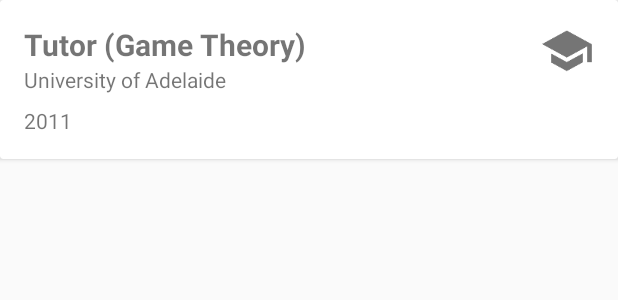
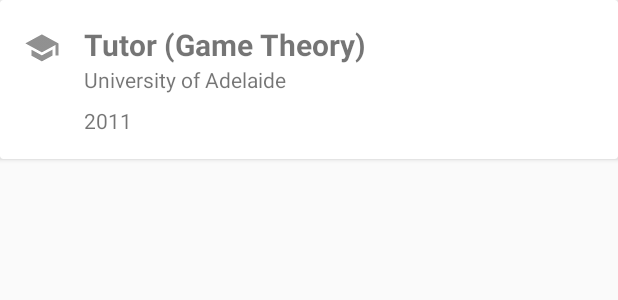
Before and after one commit to denley/DenleyBihari, an Android app: the layout card_experience.xml on its own in the app's theme, with its tools: preview values and no code run, on a phone screen of 412 x 824 dp. Shown: the top 300 px of the screen. Run offline under Robolectric (Android 15) with nearby library versions, the phone set to English and light mode, and no system bars.

Commit message:
New layout for experience cards. Improved keyline alignment

```diff
--- a/app/src/main/res/layout/activity_main.xml
+++ b/app/src/main/res/layout/activity_main.xml
@@ -38,6 +38,8 @@
                 android:background="?attr/colorPrimary"
                 app:theme="@style/ThemeOverlay.AppCompat.Dark.ActionBar"
                 app:title="@string/app_name"
+                app:contentInsetLeft="72dp"
+                app:contentInsetStart="72dp"
                 />
 
 
--- a/app/src/main/res/layout/card_experience.xml
+++ b/app/src/main/res/layout/card_experience.xml
@@ -11,13 +11,24 @@
         android:orientation="horizontal"
         android:padding="16dp"
         >
+
+        <ImageView
+            android:id="@+id/icon"
+            android:layout_marginTop="4dp"
+            android:layout_width="24dp"
+            android:layout_height="24dp"
+            android:scaleType="fitCenter"
+            android:alpha="0.8"
+            tools:src="@drawable/ic_school_grey600_48dp"
+            />
+
         <LinearLayout
             android:layout_width="0dp"
             android:layout_height="wrap_content"
             android:layout_weight="1"
             android:orientation="vertical"
-            android:paddingEnd="16dp"
-            android:paddingRight="16dp"
+            android:paddingStart="16dp"
+            android:paddingLeft="16dp"
             >
 
             <TextView
@@ -48,13 +59,5 @@
 
         </LinearLayout>
 
-        <ImageView
-            android:id="@+id/icon"
-            android:layout_width="36dp"
-            android:layout_height="36dp"
-            android:scaleType="fitCenter"
-            tools:src="@drawable/ic_school_grey600_48dp"
-            />
-
     </LinearLayout>
 </android.support.v7.widget.CardView>
--- a/app/src/main/res/layout/page_testimonials.xml
+++ b/app/src/main/res/layout/page_testimonials.xml
@@ -60,8 +60,8 @@
             android:layout_height="wrap_content"
             android:paddingTop="16dp"
             android:paddingBottom="16dp"
-            android:paddingLeft="48dp"
-            android:paddingRight="48dp"
+            android:paddingLeft="56dp"
+            android:paddingRight="56dp"
             android:background="?android:attr/selectableItemBackground"
             />
     </android.support.v7.widget.CardView>
```
Also changed, not shown: app/src/main/res/layout/card_testimonial.xml (+4 -4 lines).
